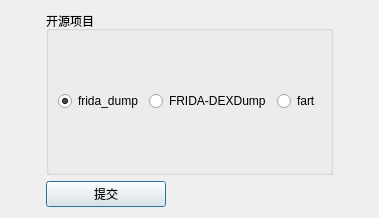
Qt form ui/tuoke.ui (dqzg12300/fridaUiTools) before a commit.
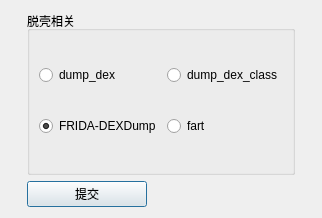
The same form after that commit.

Commit message: 增加frida_dump的内容

The edit to the form file:
```diff
--- a/ui/tuoke.ui
+++ b/ui/tuoke.ui
@@ -6,7 +6,7 @@
    <rect>
     <x>0</x>
     <y>0</y>
-    <width>379</width>
+    <width>322</width>
     <height>218</height>
    </rect>
   </property>
@@ -17,27 +17,34 @@
    <item row="0" column="0">
     <widget class="QGroupBox" name="groupBox">
      <property name="title">
-      <string>开源项目</string>
+      <string>脱壳相关</string>
      </property>
-     <layout class="QHBoxLayout" name="horizontalLayout">
-      <item>
-       <widget class="QRadioButton" name="rdoFridaDump">
+     <layout class="QGridLayout" name="gridLayout_2">
+      <item row="0" column="0">
+       <widget class="QRadioButton" name="rdoDumpDex">
         <property name="text">
-         <string>frida_dump</string>
+         <string>dump_dex</string>
         </property>
-        <property name="checked">
-         <bool>true</bool>
+       </widget>
+      </item>
+      <item row="0" column="1">
+       <widget class="QRadioButton" name="rdoDumpDexClass">
+        <property name="text">
+         <string>dump_dex_class</string>
         </property>
        </widget>
       </item>
-      <item>
+      <item row="1" column="0">
        <widget class="QRadioButton" name="rdoDexDump">
         <property name="text">
          <string>FRIDA-DEXDump</string>
         </property>
+        <property name="checked">
+         <bool>true</bool>
+        </property>
        </widget>
       </item>
-      <item>
+      <item row="1" column="1">
        <widget class="QRadioButton" name="rdoFart">
         <property name="text">
          <string>fart</string>
```
The commit also changes 18 other files.
